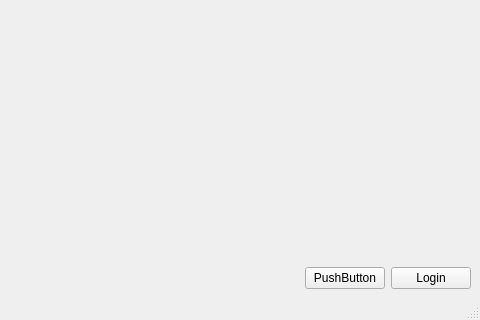
ThiagoNobredaRocha/Qt-project, file mainwindow.ui: the form before one commit; both pictures show x 476 to 956 and y 280 to 600 of the 956 by 600 pixel window.
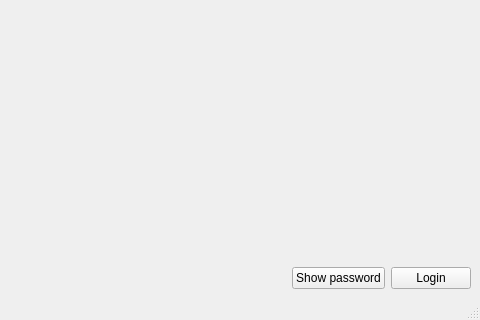
The form after the commit.

Commit message: ADDED: function to view the password

What changed in the file:
```diff
--- a/mainwindow.ui
+++ b/mainwindow.ui
@@ -77,8 +77,14 @@
       </item>
       <item>
        <widget class="QPushButton" name="pushButton">
+        <property name="enabled">
+         <bool>true</bool>
+        </property>
         <property name="text">
-         <string>PushButton</string>
+         <string>Show password</string>
+        </property>
+        <property name="default">
+         <bool>false</bool>
         </property>
        </widget>
       </item>
```
Left out of the diff: 2 changed lines with no effect on the pictures. The commit also changes 2 other files.
